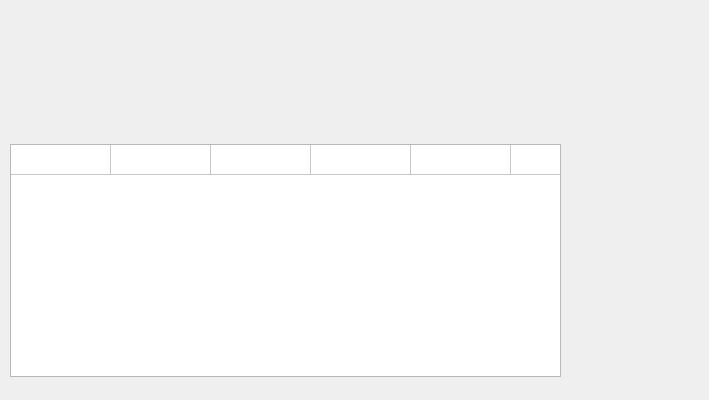
First picture: the form in Automate1D.ui, repository artemisart/lo21-gameoflife, before the edit; both pictures show x 0 to 709 and y 134 to 534 of the 827 by 534 pixel window.
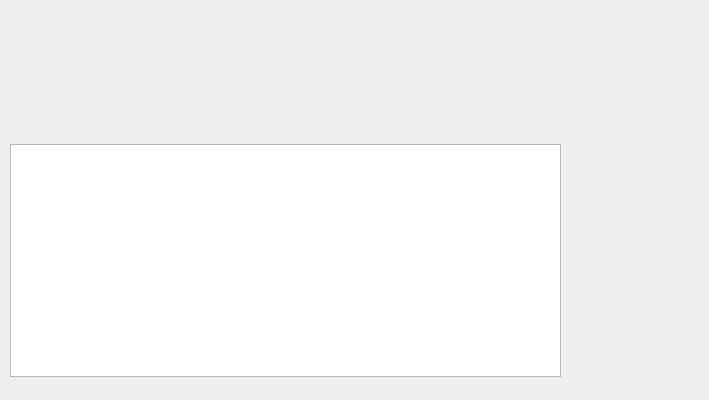
Second picture: the form after the edit.

Commit message: Interface quelques corrections

```diff
--- a/Automate1D.ui
+++ b/Automate1D.ui
@@ -351,146 +351,10 @@
      </layout>
     </item>
     <item>
-     <layout class="QHBoxLayout" name="horizontalLayout_6"/>
+     <widget class="QTableWidget" name="tableWidget"/>
     </item>
     <item>
-     <widget class="QTableWidget" name="tableWidget">
-      <property name="verticalScrollBarPolicy">
-       <enum>Qt::ScrollBarAlwaysOff</enum>
-      </property>
-      <property name="horizontalScrollBarPolicy">
-       <enum>Qt::ScrollBarAlwaysOff</enum>
-      </property>
-      <property name="sizeAdjustPolicy">
-       <enum>QAbstractScrollArea::AdjustToContentsOnFirstShow</enum>
-      </property>
-      <property name="selectionMode">
-       <enum>QAbstractItemView::ExtendedSelection</enum>
-      </property>
-      <property name="verticalScrollMode">
-       <enum>QAbstractItemView::ScrollPerPixel</enum>
-      </property>
-      <property name="columnCount">
-       <number>20</number>
-      </property>
-      <attribute name="horizontalHeaderVisible">
-       <bool>false</bool>
-      </attribute>
-      <attribute name="horizontalHeaderHighlightSections">
-       <bool>false</bool>
-      </attribute>
-      <attribute name="horizontalHeaderShowSortIndicator" stdset="0">
-       <bool>false</bool>
-      </attribute>
-      <attribute name="verticalHeaderVisible">
-       <bool>false</bool>
-      </attribute>
-      <row>
-       <property name="text">
-        <string>Nouvelle ligne</string>
-       </property>
-      </row>
-      <column>
-       <property name="text">
-        <string>Nouvelle colonne</string>
-       </property>
-      </column>
-      <column>
-       <property name="text">
-        <string>Nouvelle colonne</string>
-       </property>
-      </column>
-      <column>
-       <property name="text">
-        <string>Nouvelle colonne</string>
-       </property>
-      </column>
-      <column>
-       <property name="text">
-        <string>Nouvelle colonne</string>
-       </property>
-      </column>
-      <column>
-       <property name="text">
-        <string>Nouvelle colonne</string>
-       </property>
-      </column>
-      <column>
-       <property name="text">
-        <string>Nouvelle colonne</string>
-       </property>
-      </column>
-      <column>
-       <property name="text">
-        <string>Nouvelle colonne</string>
-       </property>
-      </column>
-      <column>
-       <property name="text">
-        <string>Nouvelle colonne</string>
-       </property>
-      </column>
-      <column>
-       <property name="text">
-        <string>Nouvelle colonne</string>
-       </property>
-      </column>
-      <column>
-       <property name="text">
-        <string>Nouvelle colonne</string>
-       </property>
-      </column>
-      <column>
-       <property name="text">
-        <string>Nouvelle colonne</string>
-       </property>
-      </column>
-      <column>
-       <property name="text">
-        <string>Nouvelle colonne</string>
-       </property>
-      </column>
-      <column>
-       <property name="text">
-        <string>Nouvelle colonne</string>
-       </property>
-      </column>
-      <column>
-       <property name="text">
-        <string>Nouvelle colonne</string>
-       </property>
-      </column>
-      <column>
-       <property name="text">
-        <string>Nouvelle colonne</string>
-       </property>
-      </column>
-      <column>
-       <property name="text">
-        <string>Nouvelle colonne</string>
-       </property>
-      </column>
-      <column>
-       <property name="text">
-        <string>Nouvelle colonne</string>
-       </property>
-      </column>
-      <column>
-       <property name="text">
-        <string>Nouvelle colonne</string>
-       </property>
-      </column>
-      <column>
-       <property name="text">
-        <string>Nouvelle colonne</string>
-       </property>
-      </column>
-      <column>
-       <property name="text">
-        <string>Nouvelle colonne</string>
-       </property>
-      </column>
-     </widget>
+     <layout class="QHBoxLayout" name="horizontalLayout_6"/>
     </item>
    </layout>
   </widget>
```
Left out of the diff: 19 changed lines with no effect on the pictures. The commit also changes 2 other files.
